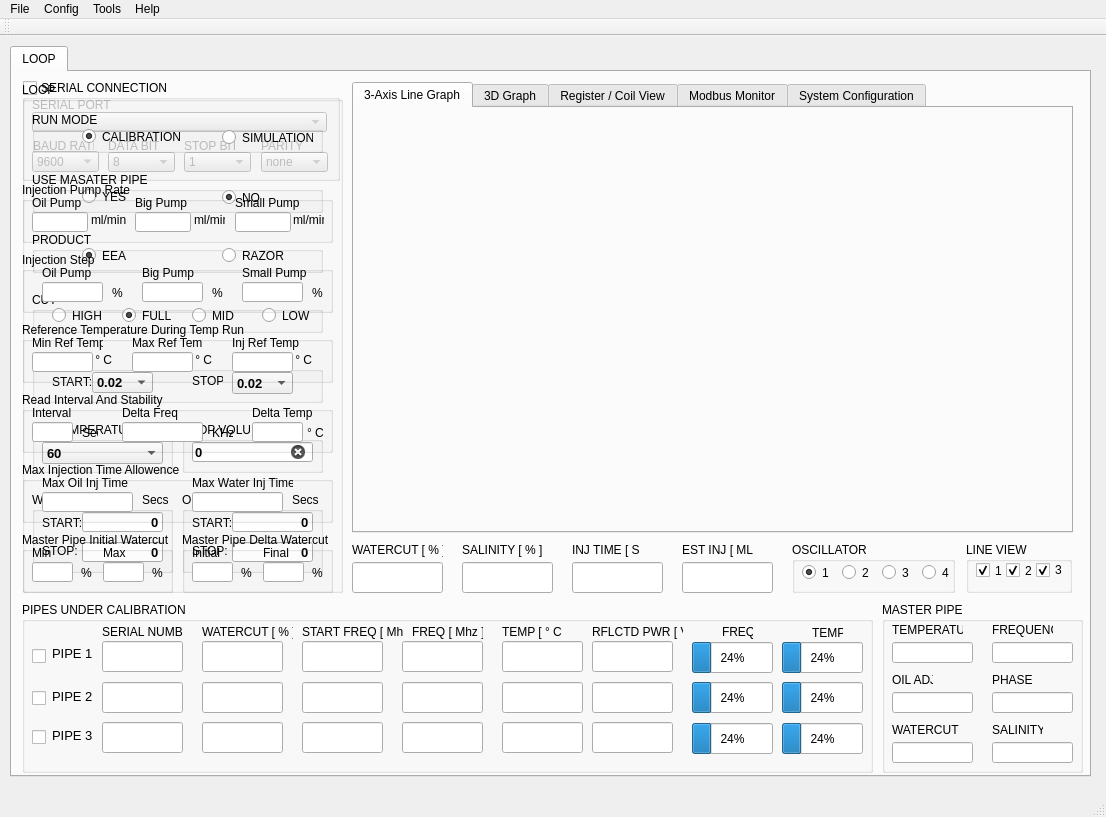
The window that Sparky/forms/mainwindow.ui (embeddedlinuxer/Sparky) describes before a commit, drawn with Qt 5.
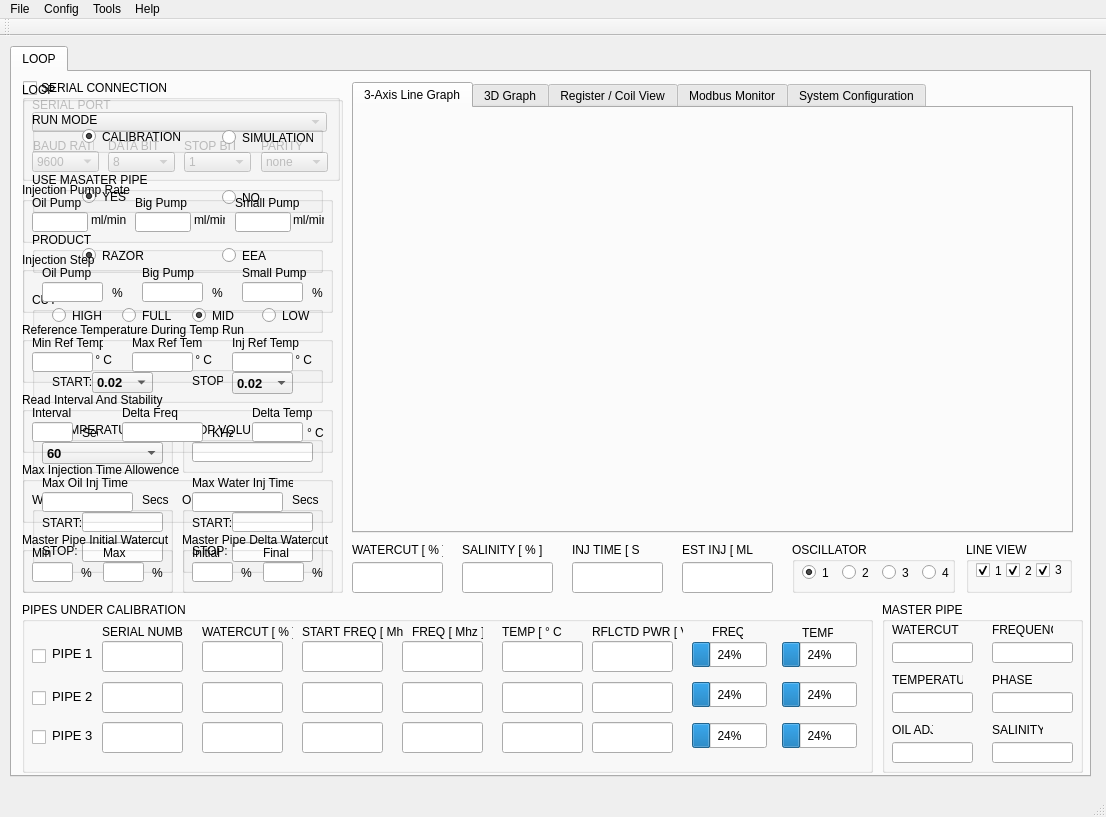
The same window after the commit. Icons and pictures are not drawn.

Patch:
```diff
--- a/Sparky/forms/mainwindow.ui
+++ b/Sparky/forms/mainwindow.ui
@@ -576,10 +576,10 @@
          </font>
         </property>
         <property name="text">
-         <string>0</string>
+         <string/>
         </property>
         <property name="alignment">
-         <set>Qt::AlignRight|Qt::AlignTrailing|Qt::AlignVCenter</set>
+         <set>Qt::AlignCenter</set>
         </property>
        </widget>
        <widget class="QLineEdit" name="lineEdit_38">
@@ -600,10 +600,10 @@
          </font>
         </property>
         <property name="text">
-         <string>0</string>
+         <string/>
         </property>
         <property name="alignment">
-         <set>Qt::AlignRight|Qt::AlignTrailing|Qt::AlignVCenter</set>
+         <set>Qt::AlignCenter</set>
         </property>
        </widget>
       </widget>
@@ -637,7 +637,10 @@
          </font>
         </property>
         <property name="text">
-         <string>0</string>
+         <string/>
+        </property>
+        <property name="alignment">
+         <set>Qt::AlignCenter</set>
         </property>
         <property name="clearButtonEnabled">
          <bool>true</bool>
@@ -700,10 +703,10 @@
          </font>
         </property>
         <property name="text">
-         <string>0</string>
+         <string/>
         </property>
         <property name="alignment">
-         <set>Qt::AlignRight|Qt::AlignTrailing|Qt::AlignVCenter</set>
+         <set>Qt::AlignCenter</set>
         </property>
        </widget>
        <widget class="QLineEdit" name="lineEdit_40">
@@ -724,10 +727,10 @@
          </font>
         </property>
         <property name="text">
-         <string>0</string>
+         <string/>
         </property>
         <property name="alignment">
-         <set>Qt::AlignRight|Qt::AlignTrailing|Qt::AlignVCenter</set>
+         <set>Qt::AlignCenter</set>
         </property>
        </widget>
       </widget>
@@ -826,7 +829,7 @@
          <string>FULL</string>
         </property>
         <property name="checked">
-         <bool>true</bool>
+         <bool>false</bool>
         </property>
        </widget>
        <widget class="QRadioButton" name="radioButton_5">
@@ -841,6 +844,9 @@
         <property name="text">
          <string>MID</string>
         </property>
+        <property name="checked">
+         <bool>true</bool>
+        </property>
        </widget>
       </widget>
       <widget class="QGroupBox" name="groupBox_5">
@@ -858,7 +864,7 @@
        <widget class="QRadioButton" name="radioButton">
         <property name="geometry">
          <rect>
-          <x>50</x>
+          <x>190</x>
           <y>8</y>
           <width>61</width>
           <height>31</height>
@@ -868,13 +874,13 @@
          <string>EEA</string>
         </property>
         <property name="checked">
-         <bool>true</bool>
+         <bool>false</bool>
         </property>
        </widget>
        <widget class="QRadioButton" name="radioButton_2">
         <property name="geometry">
          <rect>
-          <x>190</x>
+          <x>50</x>
           <y>8</y>
           <width>66</width>
           <height>31</height>
@@ -883,6 +889,9 @@
         <property name="text">
          <string>RAZOR</string>
         </property>
+        <property name="checked">
+         <bool>true</bool>
+        </property>
        </widget>
       </widget>
       <widget class="QGroupBox" name="groupBox_11">
@@ -909,6 +918,9 @@
         <property name="text">
          <string>YES</string>
         </property>
+        <property name="checked">
+         <bool>true</bool>
+        </property>
        </widget>
        <widget class="QRadioButton" name="radioButton_12">
         <property name="geometry">
@@ -923,7 +935,7 @@
          <string>NO</string>
         </property>
         <property name="checked">
-         <bool>true</bool>
+         <bool>false</bool>
         </property>
        </widget>
       </widget>
@@ -1068,8 +1080,8 @@
         <rect>
          <x>670</x>
          <y>40</y>
-         <width>81</width>
-         <height>31</height>
+         <width>75</width>
+         <height>25</height>
         </rect>
        </property>
        <property name="value">
@@ -1084,8 +1096,8 @@
         <rect>
          <x>760</x>
          <y>40</y>
-         <width>81</width>
-         <height>31</height>
+         <width>75</width>
+         <height>25</height>
         </rect>
        </property>
        <property name="value">
@@ -1098,7 +1110,7 @@
       <widget class="QLabel" name="label_105">
        <property name="geometry">
         <rect>
-         <x>700</x>
+         <x>690</x>
          <y>20</y>
          <width>31</width>
          <height>20</height>
@@ -1111,7 +1123,7 @@
       <widget class="QLabel" name="label_106">
        <property name="geometry">
         <rect>
-         <x>790</x>
+         <x>780</x>
          <y>20</y>
          <width>31</width>
          <height>21</height>
@@ -1126,8 +1138,8 @@
         <rect>
          <x>760</x>
          <y>80</y>
-         <width>81</width>
-         <height>31</height>
+         <width>75</width>
+         <height>25</height>
         </rect>
        </property>
        <property name="value">
@@ -1142,8 +1154,8 @@
         <rect>
          <x>670</x>
          <y>80</y>
-         <width>81</width>
-         <height>31</height>
+         <width>75</width>
+         <height>25</height>
         </rect>
        </property>
        <property name="value">
@@ -1158,8 +1170,8 @@
         <rect>
          <x>760</x>
          <y>121</y>
-         <width>81</width>
-         <height>31</height>
+         <width>75</width>
+         <height>25</height>
         </rect>
        </property>
        <property name="value">
@@ -1174,8 +1186,8 @@
         <rect>
          <x>670</x>
          <y>121</y>
-         <width>81</width>
-         <height>31</height>
+         <width>75</width>
+         <height>25</height>
         </rect>
        </property>
        <property name="value">
@@ -3161,19 +3173,6 @@
       <property name="checked">
        <bool>false</bool>
       </property>
-      <widget class="QLabel" name="label_19">
-       <property name="geometry">
-        <rect>
-         <x>10</x>
-         <y>120</y>
-         <width>71</width>
-         <height>16</height>
-        </rect>
-       </property>
-       <property name="text">
-        <string>WATERCUT</string>
-       </property>
-      </widget>
       <widget class="QLabel" name="label_20">
        <property name="geometry">
         <rect>
@@ -3191,7 +3190,7 @@
        <property name="geometry">
         <rect>
          <x>10</x>
-         <y>70</y>
+         <y>120</y>
          <width>41</width>
          <height>16</height>
         </rect>
@@ -3200,62 +3199,20 @@
         <string>OIL ADJ</string>
        </property>
       </widget>
-      <widget class="QLineEdit" name="lineEdit_20">
-       <property name="geometry">
-        <rect>
-         <x>10</x>
-         <y>140</y>
-         <width>81</width>
-         <height>21</height>
-        </rect>
-       </property>
-       <property name="font">
-        <font>
-         <pointsize>13</pointsize>
-         <weight>75</weight>
-         <bold>true</bold>
-         <strikeout>false</strikeout>
-        </font>
-       </property>
-       <property name="mouseTracking">
-        <bool>true</bool>
-       </property>
-       <property name="acceptDrops">
-        <bool>true</bool>
-       </property>
-       <property name="inputMask">
-        <string/>
-       </property>
-       <property name="text">
-        <string/>
-       </property>
-       <property name="alignment">
-        <set>Qt::AlignCenter</set>
-       </property>
-       <property name="readOnly">
-        <bool>true</bool>
-       </property>
-       <property name="placeholderText">
-        <string/>
-       </property>
-       <property name="clearButtonEnabled">
-        <bool>false</bool>
-       </property>
-      </widget>
       <widget class="QLineEdit" name="lineEdit_21">
        <property name="geometry">
         <rect>
          <x>10</x>
-         <y>90</y>
+         <y>140</y>
          <width>81</width>
          <height>21</height>
         </rect>
        </property>
        <property name="font">
         <font>
-         <pointsize>13</pointsize>
-         <weight>75</weight>
-         <bold>true</bold>
+         <pointsize>12</pointsize>
+         <weight>50</weight>
+         <bold>false</bold>
          <strikeout>false</strikeout>
         </font>
        </property>
@@ -3343,7 +3300,7 @@
        <property name="geometry">
         <rect>
          <x>10</x>
-         <y>20</y>
+         <y>70</y>
          <width>71</width>
          <height>16</height>
         </rect>
@@ -3356,16 +3313,16 @@
        <property name="geometry">
         <rect>
          <x>10</x>
-         <y>40</y>
+         <y>90</y>
          <width>81</width>
          <height>21</height>
         </rect>
        </property>
        <property name="font">
         <font>
-         <pointsize>13</pointsize>
-         <weight>75</weight>
-         <bold>true</bold>
+         <pointsize>12</pointsize>
+         <weight>50</weight>
+         <bold>false</bold>
          <strikeout>false</strikeout>
         </font>
        </property>
@@ -3491,6 +3448,61 @@
         <string>PHASE</string>
        </property>
       </widget>
+      <widget class="QLineEdit" name="lineEdit_20">
+       <property name="geometry">
+        <rect>
+         <x>10</x>
+         <y>40</y>
+         <width>81</width>
+         <height>21</height>
+        </rect>
+       </property>
+       <property name="font">
+        <font>
+         <pointsize>12</pointsize>
+         <weight>50</weight>
+         <bold>false</bold>
+         <strikeout>false</strikeout>
+        </font>
+       </property>
+       <property name="mouseTracking">
+        <bool>true</bool>
+       </property>
+       <property name="acceptDrops">
+        <bool>true</bool>
+       </property>
+       <property name="inputMask">
+        <string/>
+       </property>
+       <property name="text">
+        <string/>
+       </property>
+       <property name="alignment">
+        <set>Qt::AlignCenter</set>
+       </property>
+       <property name="readOnly">
+        <bool>true</bool>
+       </property>
+       <property name="placeholderText">
+        <string/>
+       </property>
+       <property name="clearButtonEnabled">
+        <bool>false</bool>
+       </property>
+      </widget>
+      <widget class="QLabel" name="label_19">
+       <property name="geometry">
+        <rect>
+         <x>10</x>
+         <y>20</y>
+         <width>71</width>
+         <height>16</height>
+        </rect>
+       </property>
+       <property name="text">
+        <string>WATERCUT</string>
+       </property>
+      </widget>
      </widget>
      <widget class="QLineEdit" name="lineEdit_23">
       <property name="geometry">
```
Left out of the diff: 30 changed lines with no effect on the pictures.
